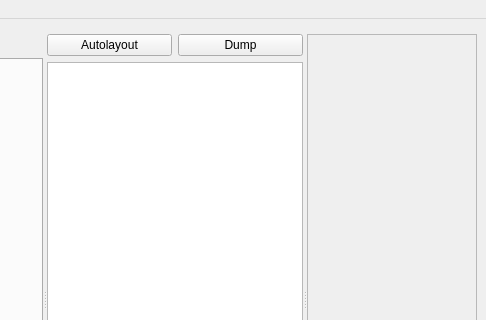
Before: the Qt Designer form src/pcot/assets/main.ui in AU-ExoMars/PCOT, drawn with Qt 5; both pictures show x 758 to 1244 and y 0 to 320 of the 1244 by 791 pixel window.
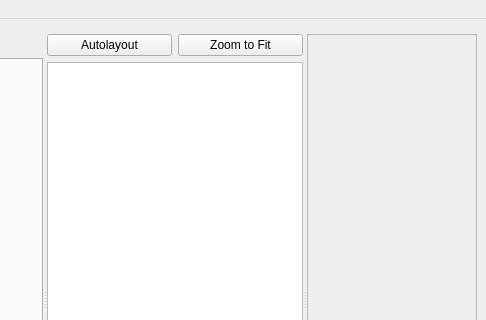
After: the same form once the commit is applied. Custom widgets are drawn as their Qt base class.

The edit to the form file:
```diff
--- a/src/pcot/assets/main.ui
+++ b/src/pcot/assets/main.ui
@@ -86,7 +86,7 @@
               </sizepolicy>
              </property>
              <property name="text">
-              <string>Dump</string>
+              <string>Zoom to Fit</string>
              </property>
             </widget>
            </item>
```
Left out of the diff: 2 changed lines with no effect on the pictures.
